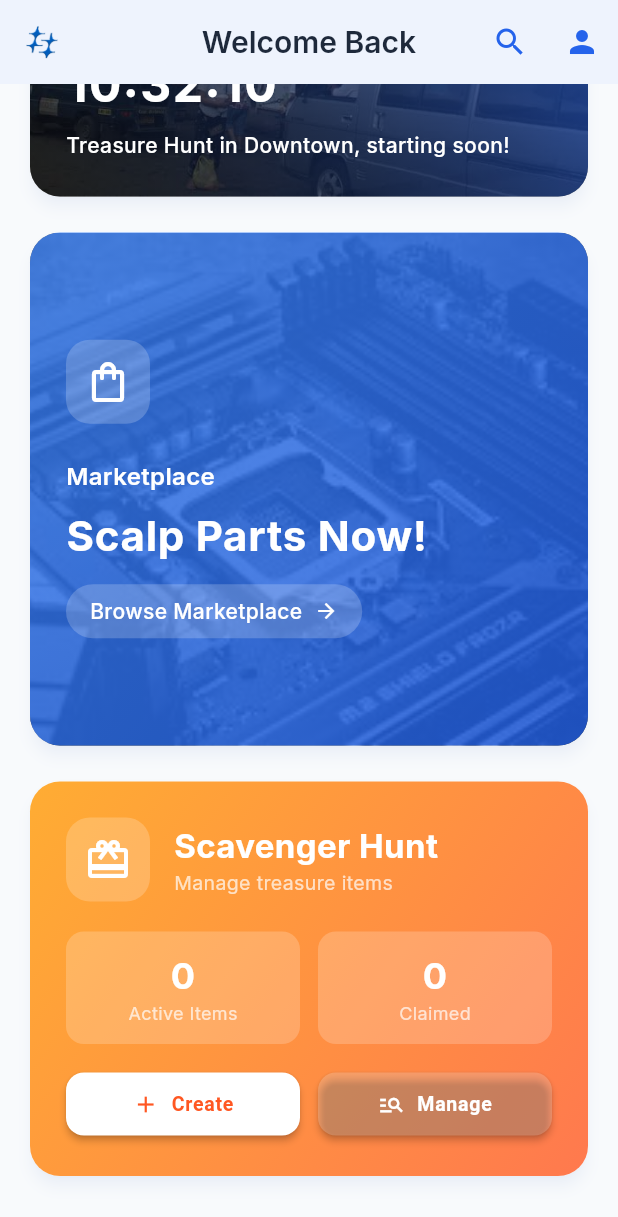
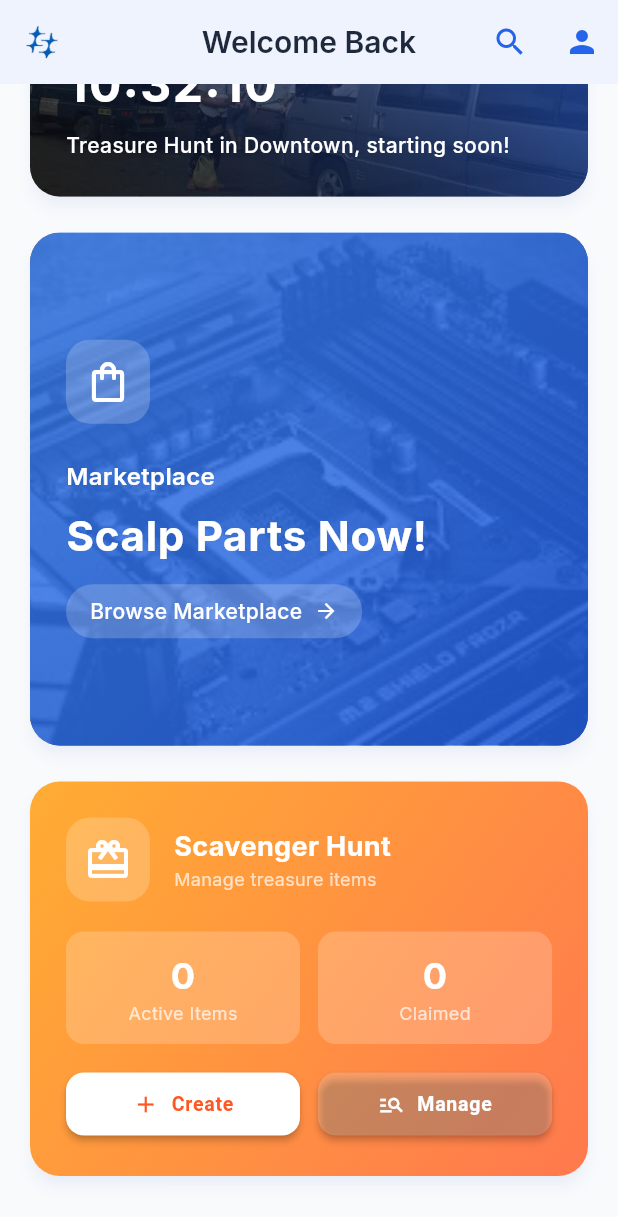
Before and after one commit to wde11/scalp_mobile_app, a Flutter app: the DashboardScreen screen opened by its route, scrolled down 390 dp, on a phone screen of 412 x 824 dp. Shown: the top 1217 px of the screen. Run offline on Flutter 3.47's test engine with Material 3 defaults, Android fonts, the phone set to English and light mode, and no system bars; our stand-ins replace cloud_firestore, firebase_auth, firebase_core, flutter_dotenv, geocoding, geolocator and 5 more; missing offline and left inert: cloudinary_public, flutter_polyline_points; accounts and stored records are empty.

Commit message:
Adjust font sizes in Scavenger Hunt section
Reduced the font size of the Scavenger Hunt title from 22 to 18 and the subtitle from 13 to 12 for better visual consistency in the dashboard screen.

```diff
--- a/lib/screens/dashboard_screen.dart
+++ b/lib/screens/dashboard_screen.dart
@@ -917,7 +917,7 @@ class _DashboardScreenState extends State<DashboardScreen>
                           'Scavenger Hunt',
                           style: TextStyle(
                             color: Colors.white,
-                            fontSize: 22,
+                            fontSize: 18,
                             fontWeight: FontWeight.bold,
                           ),
                           maxLines: 1,
@@ -927,7 +927,7 @@ class _DashboardScreenState extends State<DashboardScreen>
                           'Manage treasure items',
                           style: TextStyle(
                             color: Colors.white70,
-                            fontSize: 13,
+                            fontSize: 12,
                           ),
                           maxLines: 1,
                           overflow: TextOverflow.ellipsis,
```
